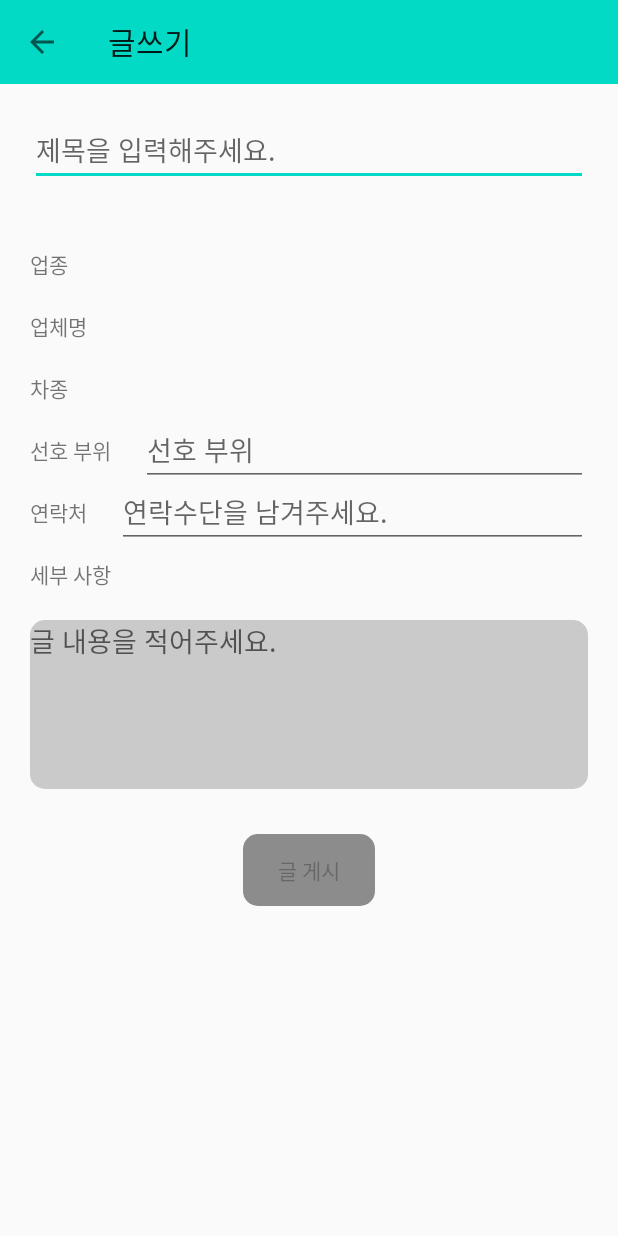
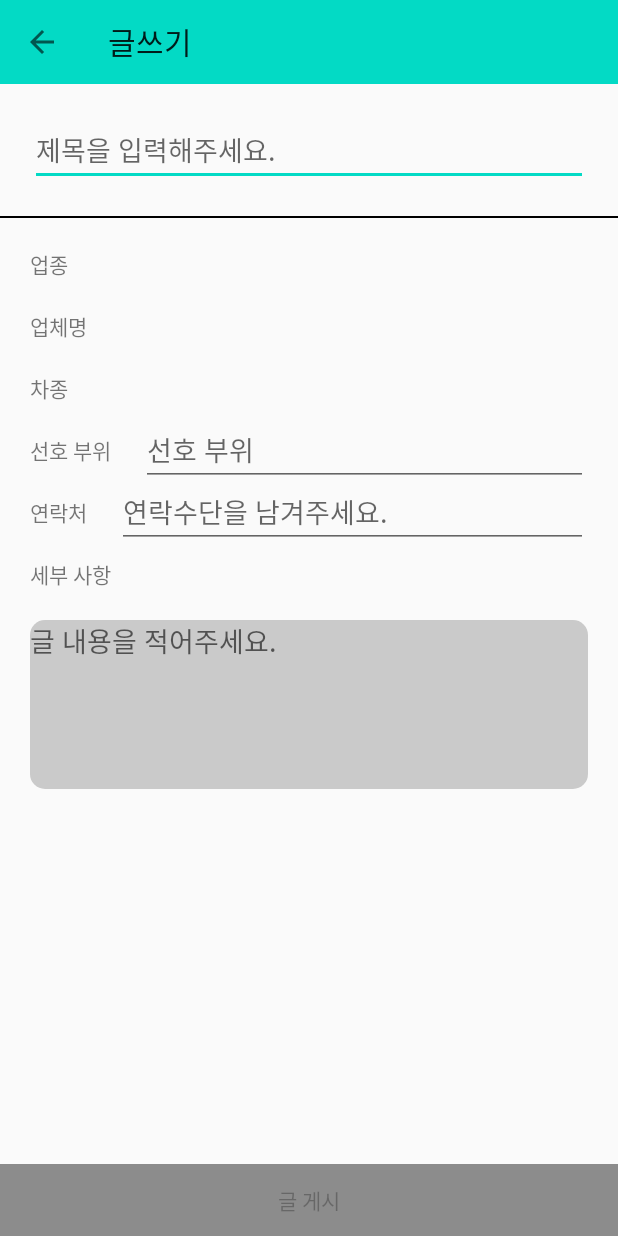
Before and after one commit to inthesnow/snow, an Android app: the AdvisorWriteActivity screen opened directly, with no data from a screen before it, on a phone screen of 412 x 824 dp. Run offline under Robolectric (Android 15) with nearby library versions, the phone set to English and light mode, and no system bars; our stand-ins replace data binding.

Commit message:
차주광고주게시글 뷰연결

```diff
--- a/app/src/main/java/com/example/mycarad/view/adapter/AdvisorRecyclerViewAdapter.java
+++ b/app/src/main/java/com/example/mycarad/view/adapter/AdvisorRecyclerViewAdapter.java
@@ -13,6 +13,7 @@ import androidx.recyclerview.widget.RecyclerView;
 
 import com.example.mycarad.R;
 import com.example.mycarad.data.AdvisorData;
+import com.example.mycarad.view.activity.AdvisorViewActivity;
 import com.example.mycarad.view.activity.HomeActivity;
 
 import java.util.ArrayList;
@@ -69,7 +70,7 @@ public class AdvisorRecyclerViewAdapter extends RecyclerView.Adapter<AdvisorRecy
                 public void onClick(View view) {
                     Toast.makeText(context, "눌렸다!", Toast.LENGTH_SHORT).show();
 
-                    Intent intent = new Intent(context, HomeActivity.class);
+                    Intent intent = new Intent(context, AdvisorViewActivity.class);
                     context.startActivity(intent);
                 }
             });
--- a/app/src/main/java/com/example/mycarad/view/adapter/ContentsPagerAdapter.java
+++ b/app/src/main/java/com/example/mycarad/view/adapter/ContentsPagerAdapter.java
@@ -17,7 +17,7 @@ public class ContentsPagerAdapter extends FragmentPagerAdapter {
     private ArrayList<String> titles;
 
     public ContentsPagerAdapter(FragmentManager fm) {
-        super(fm);
+        super(fm, FragmentPagerAdapter.BEHAVIOR_RESUME_ONLY_CURRENT_FRAGMENT);
         items = new ArrayList<>();
         items.add(new HomeFragment());
         items.add(new AdvisorFragment());
--- a/app/src/main/java/com/example/mycarad/view/adapter/DriverRecyclerViewAdapter.java
+++ b/app/src/main/java/com/example/mycarad/view/adapter/DriverRecyclerViewAdapter.java
@@ -13,6 +13,7 @@ import androidx.recyclerview.widget.RecyclerView;
 
 import com.example.mycarad.R;
 import com.example.mycarad.data.DriverData;
+import com.example.mycarad.view.activity.DriverViewActivity;
 import com.example.mycarad.view.activity.HomeActivity;
 
 import java.util.ArrayList;
@@ -66,9 +67,7 @@ public class DriverRecyclerViewAdapter extends RecyclerView.Adapter<DriverRecycl
             tv1.setOnClickListener(new View.OnClickListener() {
                 @Override
                 public void onClick(View view) {
-                    Toast.makeText(context, "눌렸다!", Toast.LENGTH_SHORT).show();
-
-                    Intent intent = new Intent(context, HomeActivity.class);
+                    Intent intent = new Intent(context, DriverViewActivity.class);
                     context.startActivity(intent);
                 }
             });
--- /dev/null
+++ b/app/src/main/res/drawable/write_clear_btn_background.xml
@@ -0,0 +1,8 @@
+<?xml version="1.0" encoding="utf-8"?>
+<selector xmlns:android="http://schemas.android.com/apk/res/android">
+    <item android:drawable="@drawable/write_clear_btn_enable"
+        android:state_enabled="true"/>
+    <item android:drawable="@drawable/write_clear_btn_disable"
+        android:state_enabled="false"/>
+    <item android:drawable="@drawable/write_clear_btn_disable"/>
+</selector>
--- /dev/null
+++ b/app/src/main/res/drawable/write_clear_btn_disable.xml
@@ -0,0 +1,5 @@
+<?xml version="1.0" encoding="utf-8"?>
+<shape xmlns:android="http://schemas.android.com/apk/res/android"
+    android:shape="rectangle">
+    <solid android:color="#8C8C8C" />
+</shape>
--- /dev/null
+++ b/app/src/main/res/drawable/write_clear_btn_enable.xml
@@ -0,0 +1,5 @@
+<?xml version="1.0" encoding="utf-8"?>
+<shape xmlns:android="http://schemas.android.com/apk/res/android"
+    android:shape="rectangle">
+    <solid android:color="@color/colorAccent" />
+</shape>
--- a/app/src/main/res/layout/activity_write_advisor.xml
+++ b/app/src/main/res/layout/activity_write_advisor.xml
@@ -16,7 +16,7 @@
 
         <androidx.constraintlayout.widget.ConstraintLayout
             android:layout_width="match_parent"
-            android:layout_height="wrap_content"
+            android:layout_height="0dp"
             app:layout_constraintBottom_toBottomOf="parent"
             app:layout_constraintTop_toBottomOf="@+id/includeAppBar"
             app:layout_constraintVertical_bias="0">
@@ -41,7 +41,7 @@
                 android:layout_height="1dp"
                 android:layout_marginTop="20dp"
                 app:layout_constraintTop_toBottomOf="@+id/writeAdvTitleEdit"
-                tools:background="@color/black" />
+                android:background="@color/black" />
 
             <TextView
                 android:id="@+id/writeAdvKindTextView"
@@ -240,17 +240,15 @@
 
             <Button
                 android:id="@+id/writeAdvClearButton"
-                android:layout_width="wrap_content"
+                android:layout_width="match_parent"
                 android:layout_height="wrap_content"
-                android:layout_marginStart="50dp"
-                android:layout_marginTop="30dp"
-                android:layout_marginEnd="50dp"
-                android:layout_marginBottom="20dp"
-                android:background="@drawable/login_button_background"
+                android:background="@drawable/write_clear_btn_background"
                 android:enabled="false"
                 android:text="글 게시"
                 app:layout_constraintEnd_toEndOf="parent"
                 app:layout_constraintStart_toStartOf="parent"
+                app:layout_constraintBottom_toBottomOf="parent"
+                app:layout_constraintVertical_bias="1"
                 app:layout_constraintTop_toBottomOf="@id/writeAdvWriteEdit" />
         </androidx.constraintlayout.widget.ConstraintLayout>
     </androidx.constraintlayout.widget.ConstraintLayout>
--- a/app/src/main/res/layout/fragment_advisor.xml
+++ b/app/src/main/res/layout/fragment_advisor.xml
@@ -10,7 +10,8 @@
         android:layout_width="match_parent"
         android:layout_height="wrap_content"
         android:layout_margin="10dp"
-        app:layout_constraintTop_toBottomOf="@+id/advisorTextView"
+        app:layout_constraintStart_toStartOf="parent"
+        app:layout_constraintTop_toTopOf="parent"
         tools:itemCount="10"
         tools:listitem="@layout/item_advisor" />
 
--- a/app/src/main/res/layout/fragment_driver.xml
+++ b/app/src/main/res/layout/fragment_driver.xml
@@ -10,7 +10,8 @@
         android:layout_width="match_parent"
         android:layout_height="wrap_content"
         android:layout_margin="10dp"
-        app:layout_constraintTop_toBottomOf="@+id/driverTextView"
+        app:layout_constraintTop_toTopOf="parent"
+        app:layout_constraintStart_toStartOf="parent"
         tools:itemCount="10"
         tools:listitem="@layout/item_driver" />
 
--- a/app/src/main/res/layout/item_driver.xml
+++ b/app/src/main/res/layout/item_driver.xml
@@ -24,7 +24,7 @@
         app:layout_constraintHorizontal_bias="1"
         android:text="시간"
         android:textSize="15sp"
-        app:layout_constraintBottom_toBottomOf="@+id/advTitleTextView"
+        app:layout_constraintBottom_toBottomOf="@+id/driverTitleTextView"
         app:layout_constraintStart_toEndOf="@+id/driverTitleTextView"
         app:layout_constraintEnd_toEndOf="parent"
         tools:ignore="UnknownIdInLayout" />
@@ -44,5 +44,5 @@
         android:layout_height="0.5dp"
         app:layout_constraintTop_toBottomOf="@id/driverAreaTextView"
         android:layout_marginTop="10dp"
-        android:background="@color/divider"/>
+        android:background="@color/divider" />
 </androidx.constraintlayout.widget.ConstraintLayout>
```
Also changed, not shown: app/src/main/res/layout/activity_write_driver.xml (+6 -7 lines).
